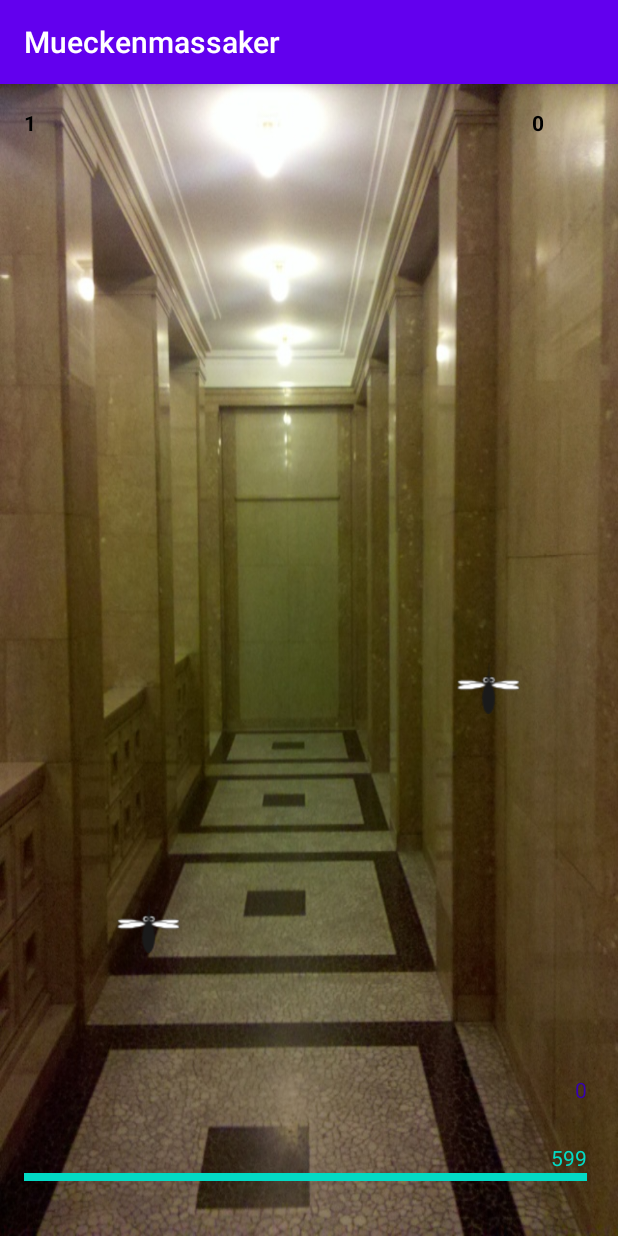
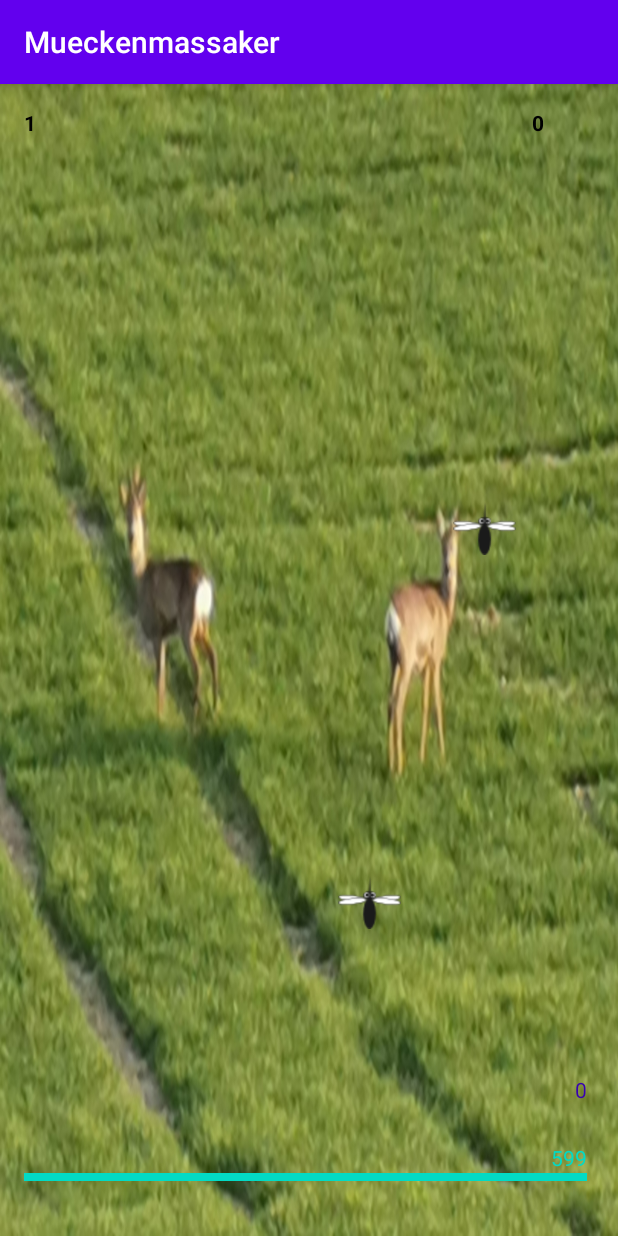
Before and after one commit to andreas-repo/Mueckenmassaker, an Android app: the GameActivity screen opened directly, with no data from a screen before it, on a phone screen of 412 x 824 dp. Run offline under Robolectric (Android 15) with nearby library versions, the light colour scheme and no system bars.

Commit message:
-- added changing game background

```diff
--- a/app/src/main/java/de/androidnewcomer/mueckenmassaker/GameActivity.java
+++ b/app/src/main/java/de/androidnewcomer/mueckenmassaker/GameActivity.java
@@ -1,8 +1,10 @@
 package de.androidnewcomer.mueckenmassaker;
 
 import androidx.appcompat.app.AppCompatActivity;
+import androidx.constraintlayout.widget.ConstraintLayout;
 
 import android.app.Dialog;
+import android.graphics.drawable.Drawable;
 import android.os.Bundle;
 import android.os.Handler;
 import android.view.Gravity;
@@ -10,6 +12,7 @@ import android.view.View;
 import android.view.ViewGroup;
 import android.widget.FrameLayout;
 import android.widget.ImageView;
+import android.widget.LinearLayout;
 import android.widget.TextView;
 
 import java.util.Date;
@@ -59,6 +62,14 @@ public class GameActivity extends AppCompatActivity implements View.OnClickListe
         time = TIME_SLICE;
         refreshDisplay();
         handler.postDelayed(this, DELAY_MILLIS);
+        //get the id from  the resource called "background" + number from the drawable folder
+        int number = random.nextInt(4);
+        int id = getResources().getIdentifier("background"+ number, "drawable", this.getPackageName());
+        if (id > 0) {
+            //Use the id to change the game background
+            ConstraintLayout constraintLayout = (ConstraintLayout) findViewById(R.id.background);
+            constraintLayout.setBackground(getDrawable(id));
+        }
     }
 
     private void refreshDisplay() {
@@ -102,7 +113,6 @@ public class GameActivity extends AppCompatActivity implements View.OnClickListe
                 handler.postDelayed(this, 1000);
             }
         }
-
     }
 
     private boolean checkGameover() {
--- a/app/src/main/res/layout/activity_game.xml
+++ b/app/src/main/res/layout/activity_game.xml
@@ -2,9 +2,10 @@
 <androidx.constraintlayout.widget.ConstraintLayout xmlns:android="http://schemas.android.com/apk/res/android"
     xmlns:app="http://schemas.android.com/apk/res-auto"
     xmlns:tools="http://schemas.android.com/tools"
+    android:id="@+id/background"
     android:layout_width="match_parent"
     android:layout_height="match_parent"
-    android:background="@drawable/hintergrund"
+    android:background="@drawable/background1"
     tools:context=".GameActivity">
 
     <TextView
@@ -39,7 +40,7 @@
         app:layout_constraintBottom_toTopOf="@+id/linearLayout"
         app:layout_constraintEnd_toEndOf="parent"
         app:layout_constraintStart_toStartOf="parent"
-        app:layout_constraintTop_toBottomOf="@+id/roundText"/>
+        app:layout_constraintTop_toBottomOf="@+id/roundText" />
 
     <LinearLayout
         android:id="@+id/linearLayout"
--- a/app/src/main/res/layout/activity_main.xml
+++ b/app/src/main/res/layout/activity_main.xml
@@ -4,7 +4,7 @@
     xmlns:tools="http://schemas.android.com/tools"
     android:layout_width="match_parent"
     android:layout_height="match_parent"
-    android:background="@drawable/hintergrund"
+    android:background="@drawable/background1"
     android:orientation="vertical"
     android:visibility="visible"
     tools:context=".MainActivity">
```
Also changed, not shown: app/src/main/res/drawable/background0.jpg (added), app/src/main/res/drawable/background1.jpg (renamed from app/src/main/res/drawable/hintergrund.jpg), app/src/main/res/drawable/background2.jpg (added), app/src/main/res/drawable/background3.jpg (added).
